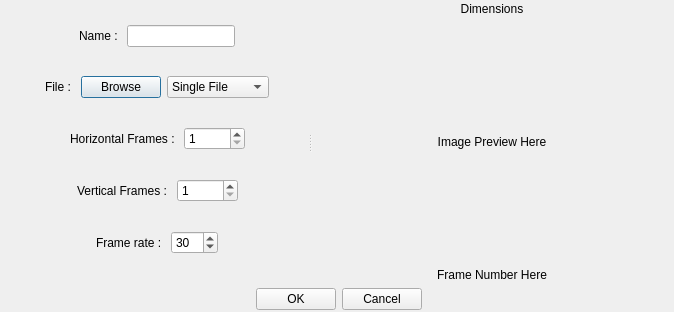
Before: the Qt Designer form Dialogs/animationdialog.ui in Epsilon-K/QGameEditor, drawn with Qt 5.
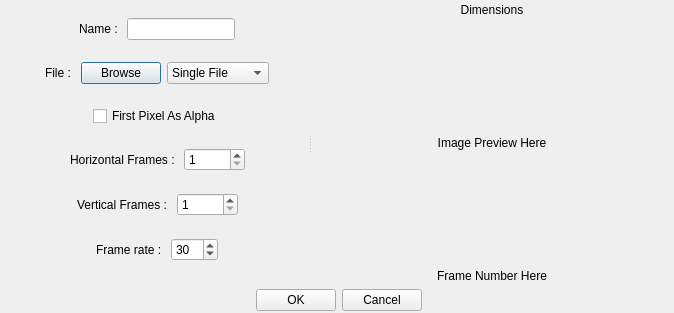
After: the same form once the commit is applied.

Commit message: Add top left pixel as Alpha option in Animation dialog

```diff
--- a/Dialogs/animationdialog.ui
+++ b/Dialogs/animationdialog.ui
@@ -7,7 +7,7 @@
     <x>0</x>
     <y>0</y>
     <width>674</width>
-    <height>300</height>
+    <height>313</height>
    </rect>
   </property>
   <property name="sizePolicy">
@@ -149,6 +149,43 @@
          </item>
         </layout>
        </item>
+       <item>
+        <layout class="QHBoxLayout" name="horizontalLayout_8">
+         <item>
+          <spacer name="horizontalSpacer_10">
+           <property name="orientation">
+            <enum>Qt::Horizontal</enum>
+           </property>
+           <property name="sizeHint" stdset="0">
+            <size>
+             <width>40</width>
+             <height>20</height>
+            </size>
+           </property>
+          </spacer>
+         </item>
+         <item>
+          <widget class="QCheckBox" name="checkBox">
+           <property name="text">
+            <string>First Pixel As Alpha</string>
+           </property>
+          </widget>
+         </item>
+         <item>
+          <spacer name="horizontalSpacer_15">
+           <property name="orientation">
+            <enum>Qt::Horizontal</enum>
+           </property>
+           <property name="sizeHint" stdset="0">
+            <size>
+             <width>40</width>
+             <height>20</height>
+            </size>
+           </property>
+          </spacer>
+         </item>
+        </layout>
+       </item>
        <item>
         <layout class="QHBoxLayout" name="horizontalLayout_5">
          <item>
```
The commit also changes 4 other files.
